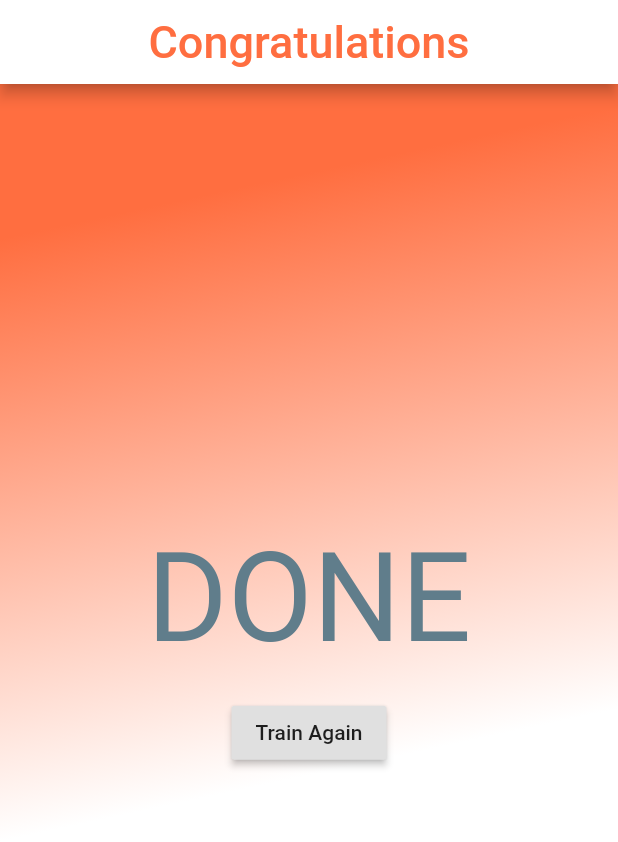
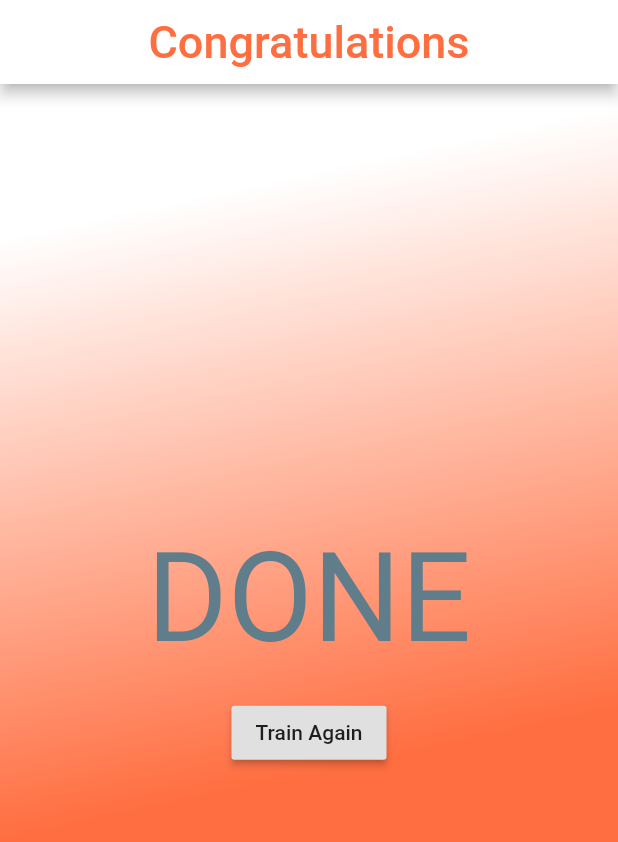
Before and after one commit to mrabdulrrahimklis/vaudience-release, a Flutter app: the DonePage screen opened directly, on a phone screen of 412 x 824 dp. Shown: the top 842 px of the screen. Run offline on Flutter 3.47's test engine with Material 2 defaults, Android fonts, the phone set to English and light mode, and no system bars; network calls fail.

Commit message:
clean code

```diff
--- a/lib/Pages/done.page.dart
+++ b/lib/Pages/done.page.dart
@@ -14,10 +14,15 @@ class _DonePageState extends State<DonePage> {
       appBar: header(context, titleText: 'Congratulations'),
       body: Container(
         decoration: BoxDecoration(
-            gradient: LinearGradient(colors: [
-          Theme.of(context).primaryColor,
-          Theme.of(context).accentColor,
-        ], begin: FractionalOffset(0.3, 0.1), end: FractionalOffset(0.5, 0.6))),
+          gradient: LinearGradient(
+            colors: [
+              Theme.of(context).primaryColor,
+              Theme.of(context).accentColor,
+            ],
+            begin: FractionalOffset(0.5, 0.6),
+            end: FractionalOffset(0.3, 0.1),
+          ),
+        ),
         child: Center(
           child: Column(
             mainAxisAlignment: MainAxisAlignment.center,
--- a/lib/Services/getdata.service.dart
+++ b/lib/Services/getdata.service.dart
@@ -1,4 +1,3 @@
-import 'package:flutter/material.dart';
 import 'package:http/http.dart' as http;
 
 Future<String> fetchQuote() async {
```
